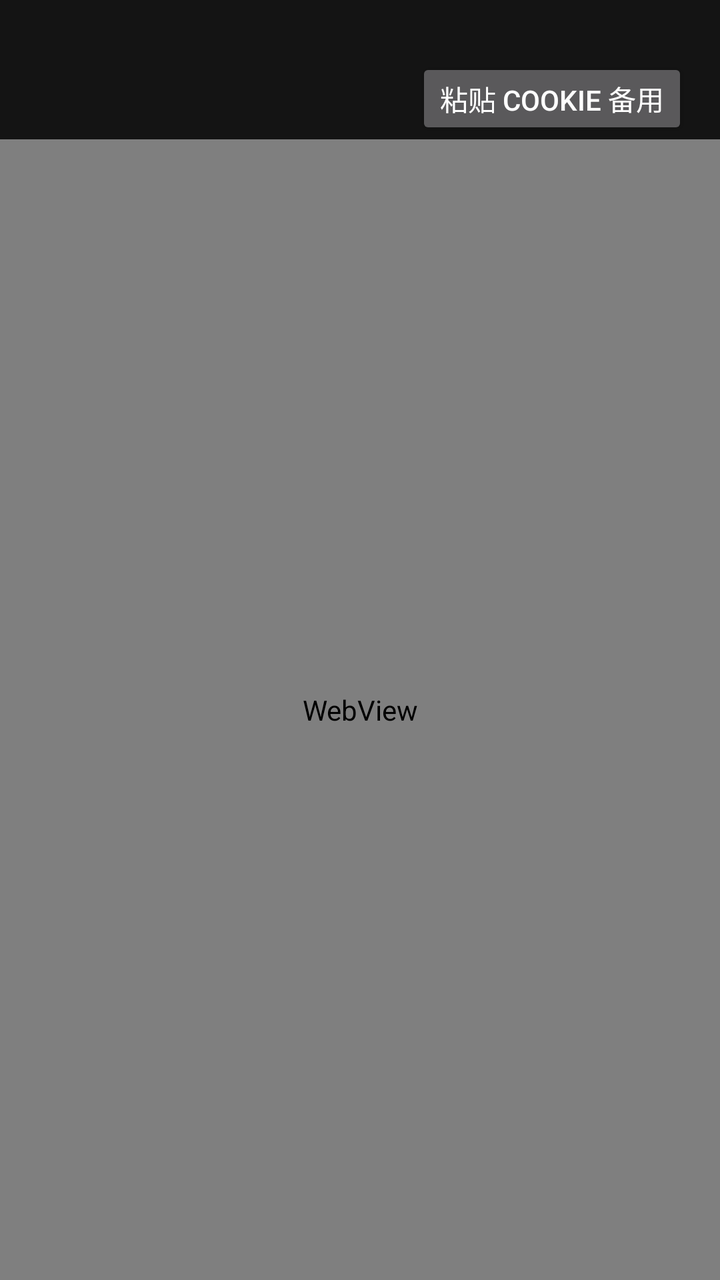
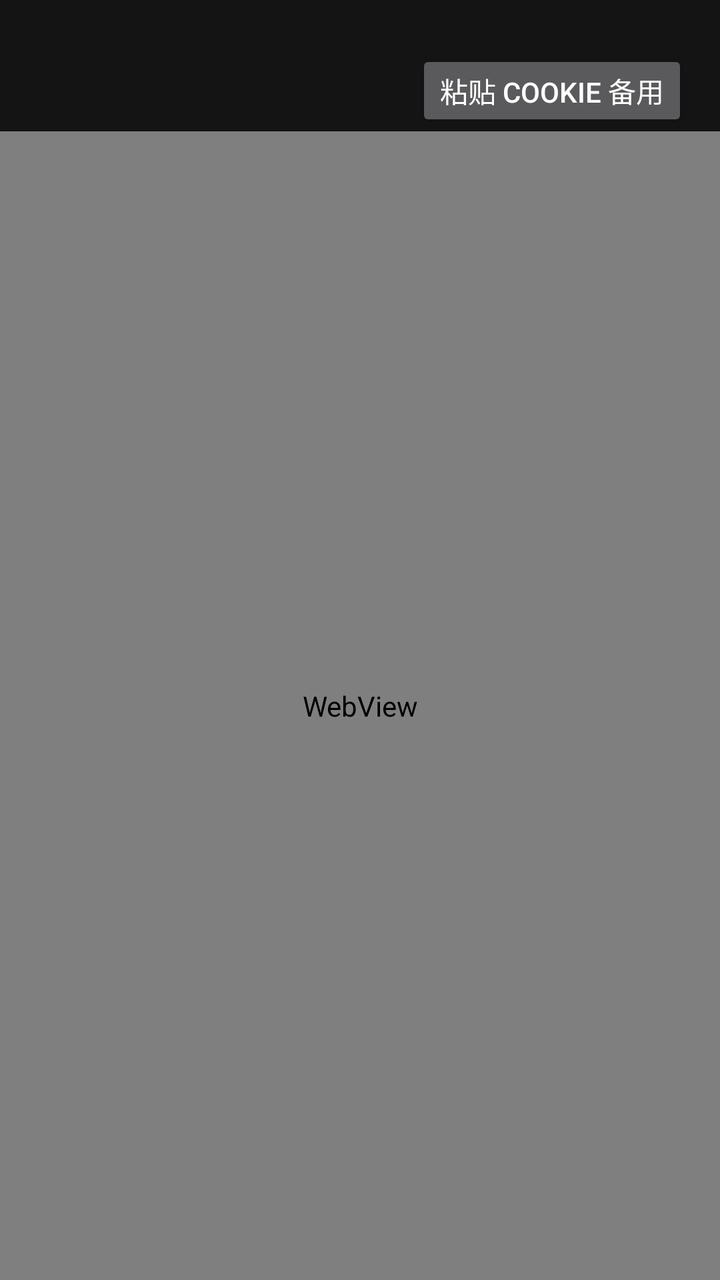

Two renders of the same Android screen: before a commit and after it. Below are the layout's source before the change and the commit's diff.
<!-- AndroidManifest.xml: application theme android:Theme.Material.NoActionBar -->
<!-- res/layout/activity_login.xml -->
<?xml version="1.0" encoding="utf-8"?>
<LinearLayout xmlns:android="http://schemas.android.com/apk/res/android"
	android:layout_width="match_parent"
	android:layout_height="match_parent"
	android:background="#FF141414"
	android:orientation="vertical"
	android:paddingTop="10dp">

	<TextView
		android:id="@+id/login_status"
		android:layout_width="match_parent"
		android:layout_height="wrap_content"
		android:paddingStart="16dp"
		android:paddingEnd="16dp"
		android:textColor="#FFFFFFFF"
		android:textSize="14sp"
		android:textStyle="bold" />

	<Button
		android:id="@+id/btn_paste_cookie"
		android:layout_width="wrap_content"
		android:layout_height="wrap_content"
		android:layout_gravity="end"
		android:layout_marginStart="16dp"
		android:layout_marginEnd="16dp"
		android:minHeight="0dp"
		android:minWidth="0dp"
		android:paddingStart="12dp"
		android:paddingEnd="12dp"
		android:text="@string/login_paste_cookie" />

	<ProgressBar
		android:id="@+id/login_progress"
		style="?android:attr/progressBarStyleHorizontal"
		android:layout_width="match_parent"
		android:layout_height="wrap_content"
		android:visibility="gone" />

	<WebView
		android:id="@+id/login_web"
		android:layout_width="match_parent"
		android:layout_height="0dp"
		android:layout_weight="1" />
</LinearLayout>
<!-- resources referenced by this layout -->
<resources>
  <string name="login_paste_cookie">粘贴 Cookie 备用</string>
</resources>

<!-- the commit's change to res/layout/activity_login.xml (unified diff, before → after) -->
@@ -1,10 +1,11 @@
 <?xml version="1.0" encoding="utf-8"?>
 <LinearLayout xmlns:android="http://schemas.android.com/apk/res/android"
+	android:id="@+id/login_root"
 	android:layout_width="match_parent"
 	android:layout_height="match_parent"
 	android:background="#FF141414"
 	android:orientation="vertical"
-	android:paddingTop="10dp">
+	android:paddingTop="6dp">
 
 	<TextView
 		android:id="@+id/login_status"
